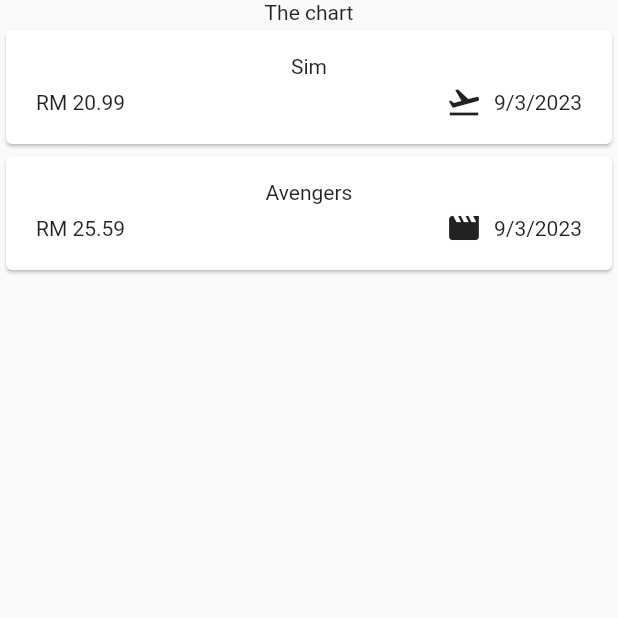
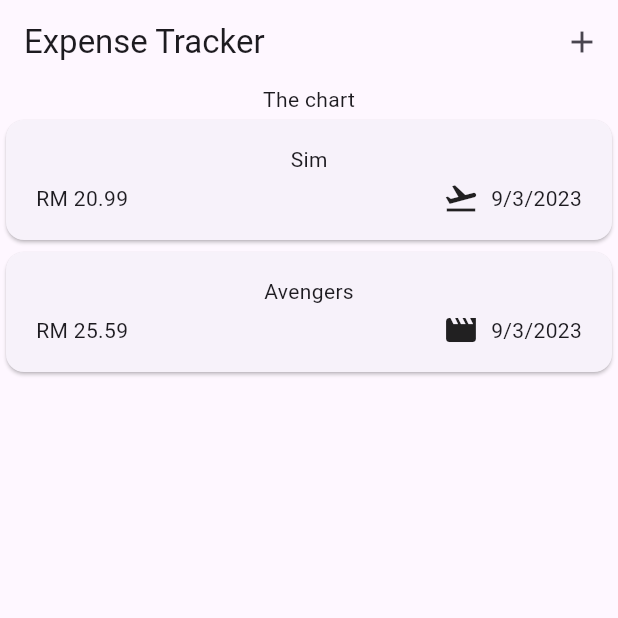
Before and after one commit to hanani14/expensetracker, a Flutter app: the screen it shows after launch, on a phone screen of 412 x 824 dp, the top half of it. Run offline on Flutter 3.47's test engine with Material 2 defaults, Android fonts, the phone set to English and light mode, and no system bars.

Commit message:
understanding context
context : contains metadata information of widget

```diff
--- a/lib/main.dart
+++ b/lib/main.dart
@@ -3,7 +3,9 @@ import 'package:flutter/material.dart';
 
 void main() {
   runApp(
-    const MaterialApp(
+     MaterialApp(
+      debugShowCheckedModeBanner: false,
+      theme: ThemeData(useMaterial3: true),
       home: Expenses(),
     ),
   );
--- a/lib/views/expenses.dart
+++ b/lib/views/expenses.dart
@@ -15,9 +15,20 @@ class _ExpensesState extends State<Expenses> {
     Expense(category: Category.leisure, title: 'Avengers', amount: 25.59, date: DateTime.now()),
   ];
 
+  void _openAddExpenseOverlay(){
+    //context : contains metadata information of widget
+    showModalBottomSheet(context: context, builder: (ctx)=> Text('Modal sheet bottom'));
+  }
+
   @override
   Widget build(BuildContext context) {
     return Scaffold(
+      appBar: AppBar(
+        title: const Text('Expense Tracker'),
+        actions: [
+        IconButton(onPressed: _openAddExpenseOverlay, icon: const Icon(Icons.add)),
+
+      ]),
       body: Column(
       children:  [
         const Text('The chart'),
```
